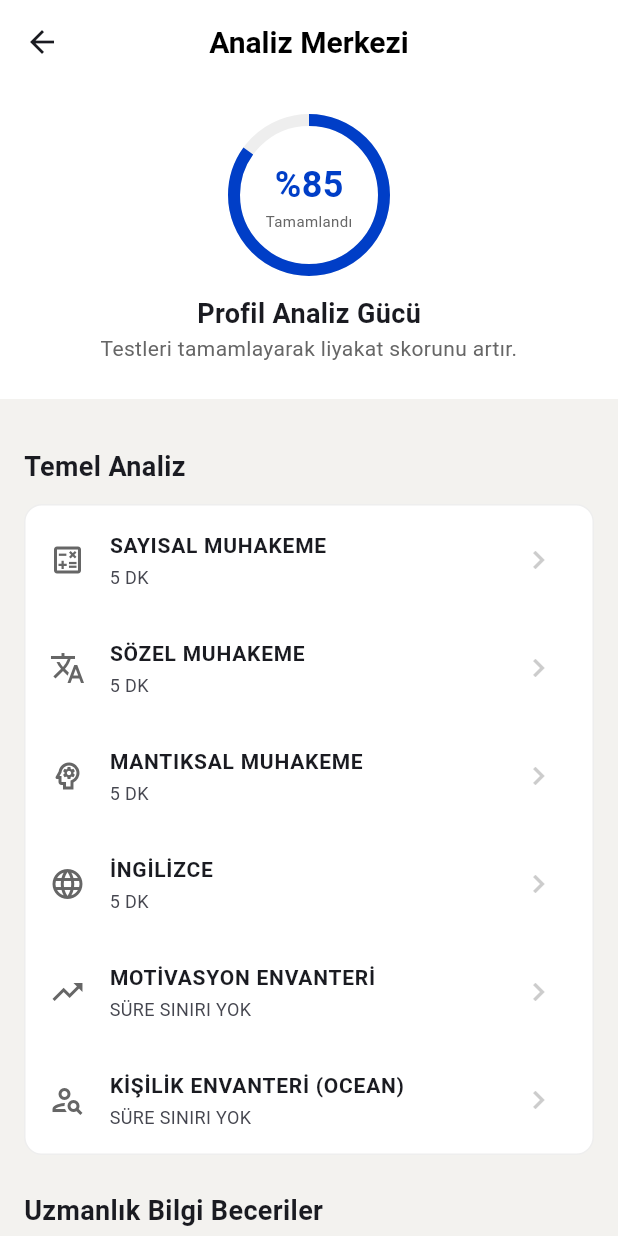
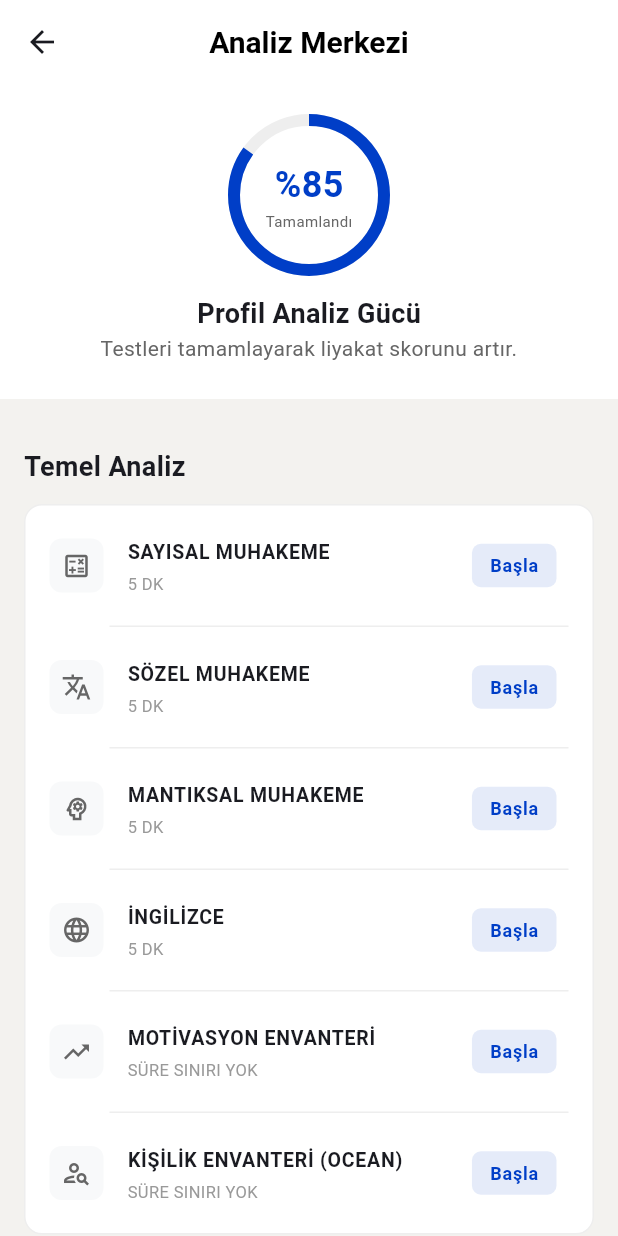
Before and after one commit to muratsurmeli21083/intalent, a Flutter app: the AnalysisScreen screen opened directly, on a phone screen of 412 x 824 dp. Run offline on Flutter 3.47's test engine with Material 3 defaults, Android fonts, the phone set to English and light mode, and no system bars.

Commit message:
Confirmed Native Flutter Migration: All screens in lib/

```diff
--- a/lib/screens/ai_coach_screen.dart
+++ b/lib/screens/ai_coach_screen.dart
@@ -75,10 +75,10 @@ class _AiCoachScreenState extends State<AiCoachScreen> {
           if (isAi)
             Container(
               margin: const EdgeInsets.only(right: 8),
-              child: CircleAvatar(
-                backgroundColor: const Color(0xFF003EC7),
+              child: const CircleAvatar(
+                backgroundColor: Color(0xFF003EC7),
                 radius: 16,
-                child: const Icon(Icons.auto_awesome, color: Colors.white, size: 16),
+                child: Icon(Icons.auto_awesome, color: Colors.white, size: 16),
               ),
             ),
           Flexible(
--- a/lib/screens/analysis_screen.dart
+++ b/lib/screens/analysis_screen.dart
@@ -20,7 +20,7 @@ class AnalysisScreen extends StatelessWidget {
               width: double.infinity,
               color: Colors.white,
               padding: const EdgeInsets.all(24),
-              child: Column(
+              child: const Column(
                 children: [
                   Stack(
                     alignment: Alignment.center,
@@ -31,11 +31,11 @@ class AnalysisScreen extends StatelessWidget {
                         child: CircularProgressIndicator(
                           value: 0.85,
                           strokeWidth: 8,
-                          backgroundColor: const Color(0xFFEEEEEE),
-                          color: const Color(0xFF003EC7),
+                          backgroundColor: Color(0xFFEEEEEE),
+                          color: Color(0xFF003EC7),
                         ),
                       ),
-                      const Column(
+                      Column(
                         children: [
                           Text(
                             '%85',
@@ -53,12 +53,12 @@ class AnalysisScreen extends StatelessWidget {
                       ),
                     ],
                   ),
-                  const SizedBox(height: 16),
-                  const Text(
+                  SizedBox(height: 16),
+                  Text(
                     'Profil Analiz Gücü',
                     style: TextStyle(fontSize: 18, fontWeight: FontWeight.bold),
                   ),
-                  const Text(
+                  Text(
                     'Testleri tamamlayarak liyakat skorunu artır.',
                     textAlign: TextAlign.center,
                     style: TextStyle(color: Color(0xFF666666)),
@@ -162,6 +162,14 @@ class AnalysisScreen extends StatelessWidget {
   }
 
   Widget _buildTestList(List<Widget> items) {
+    List<Widget> separatedItems = [];
+    for (int i = 0; i < items.length; i++) {
+      separatedItems.add(items[i]);
+      if (i < items.length - 1) {
+        separatedItems.add(const Divider(height: 1, indent: 56, endIndent: 16, color: Color(0xFFEEEEEE)));
+      }
+    }
+
     return Container(
       margin: const EdgeInsets.symmetric(horizontal: 16),
       decoration: BoxDecoration(
@@ -169,37 +177,65 @@ class AnalysisScreen extends StatelessWidget {
         borderRadius: BorderRadius.circular(12),
         border: Border.all(color: const Color(0xFFEEEEEE)),
       ),
-      child: Column(children: items),
+      child: Column(children: separatedItems),
     );
   }
 
   Widget _buildTestItem(String title, String duration, IconData icon) {
-    return ListTile(
-      leading: Icon(icon, color: const Color(0xFF666666)),
-      title: Text(title, style: const TextStyle(fontWeight: FontWeight.w600, fontSize: 14)),
-      subtitle: Text(duration, style: const TextStyle(fontSize: 12)),
-      trailing: const Icon(Icons.chevron_right, color: Color(0xFFCCCCCC)),
-      onTap: () {},
+    return Padding(
+      padding: const EdgeInsets.symmetric(vertical: 4),
+      child: ListTile(
+        leading: Container(
+          padding: const EdgeInsets.all(8),
+          decoration: BoxDecoration(
+            color: const Color(0xFFF8F9FA),
+            borderRadius: BorderRadius.circular(8),
+          ),
+          child: Icon(icon, color: const Color(0xFF666666), size: 20),
+        ),
+        title: Text(title, style: const TextStyle(fontWeight: FontWeight.bold, fontSize: 13)),
+        subtitle: Text(duration, style: const TextStyle(fontSize: 11, color: Color(0xFF999999))),
+        trailing: _buildStartButton(),
+        onTap: () {},
+      ),
     );
   }
 
   Widget _buildExpertItem(String title, String type, IconData icon) {
-    return ListTile(
-      leading: Icon(icon, color: const Color(0xFF003EC7)),
-      title: Text(title, style: const TextStyle(fontWeight: FontWeight.w600, fontSize: 14)),
-      subtitle: Container(
-        padding: const EdgeInsets.symmetric(horizontal: 8, vertical: 2),
-        decoration: BoxDecoration(
-          color: const Color(0xFF003EC7).withOpacity(0.1),
-          borderRadius: BorderRadius.circular(4),
+    return Padding(
+      padding: const EdgeInsets.symmetric(vertical: 4),
+      child: ListTile(
+        leading: Container(
+          padding: const EdgeInsets.all(8),
+          decoration: BoxDecoration(
+            color: const Color(0xFF003EC7).withOpacity(0.05),
+            borderRadius: BorderRadius.circular(8),
+          ),
+          child: Icon(icon, color: const Color(0xFF003EC7), size: 20),
         ),
-        child: Text(
-          type,
-          style: const TextStyle(color: Color(0xFF003EC7), fontSize: 10, fontWeight: FontWeight.bold),
+        title: Text(title, style: const TextStyle(fontWeight: FontWeight.bold, fontSize: 13)),
+        subtitle: Text(type, style: const TextStyle(color: Color(0xFF003EC7), fontSize: 10, fontWeight: FontWeight.bold)),
+        trailing: _buildStartButton(),
+        onTap: () {},
+      ),
+    );
+  }
+
+  Widget _buildStartButton() {
+    return Container(
+      padding: const EdgeInsets.symmetric(horizontal: 12, vertical: 6),
+      decoration: BoxDecoration(
+        color: const Color(0xFF003EC7).withOpacity(0.1),
+        borderRadius: BorderRadius.circular(6),
+      ),
+      child: const Text(
+        'Başla',
+        style: TextStyle(
+          color: Color(0xFF003EC7),
+          fontWeight: FontWeight.bold,
+          fontSize: 12,
         ),
       ),
-      trailing: const Icon(Icons.play_circle_outline, color: Color(0xFF003EC7)),
-      onTap: () {},
     );
   }
 
--- a/lib/screens/login_screen.dart
+++ b/lib/screens/login_screen.dart
@@ -1,5 +1,4 @@
 import 'package:flutter/material.dart';
-import 'preferences_screen.dart';
 import 'main_shell.dart';
 
 class LoginScreen extends StatelessWidget {
```
Also changed, not shown: lib/screens/discover_screen.dart (+21 -6 lines), lib/screens/job_detail_screen.dart (added, +190 -0 lines).
